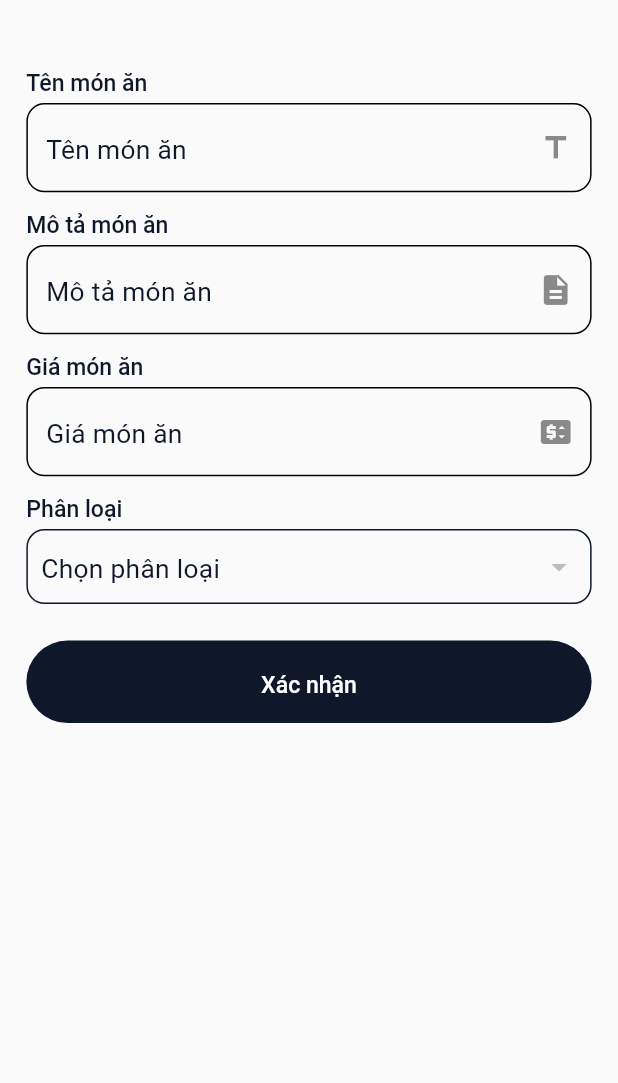
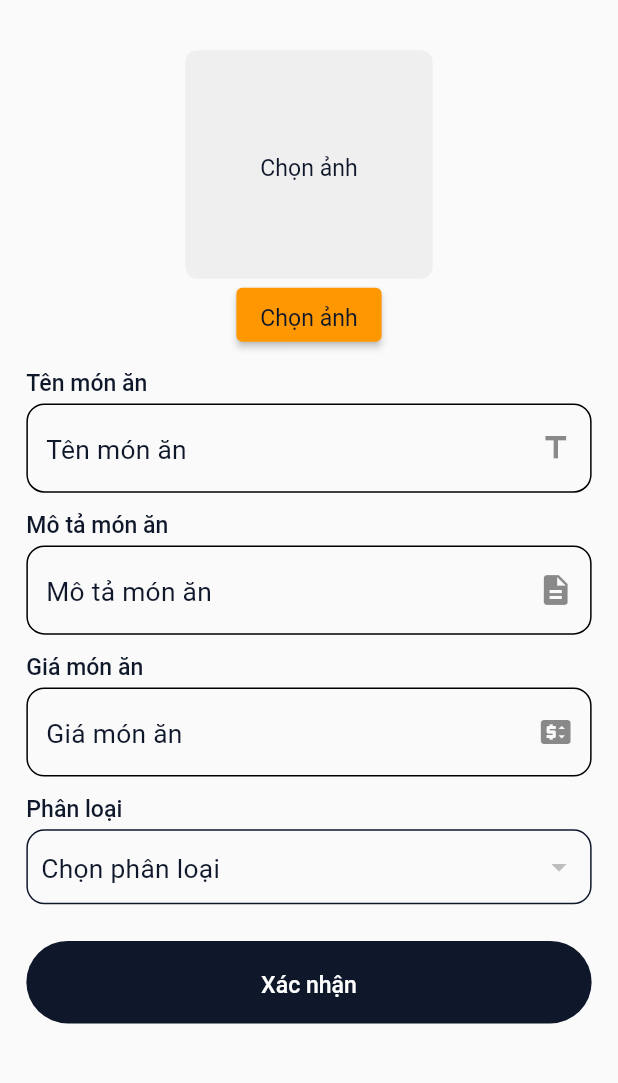
Before and after one commit to nguyennguyen123123/food_order_app, a Flutter app: the AddFoodView screen opened by its route, after a tap on "Xác nhận", on a phone screen of 412 x 824 dp, the part 58-1141 px from its top. Run offline on Flutter 3.47's test engine with Material 2 defaults, Android fonts, the phone set to English and light mode, and no system bars; our stand-ins replace cached_network_image, flutter_dotenv, flutter_svg, get, image_picker, shared_preferences and 1 more; accounts and stored records are empty.

Commit message:
update images add food

```diff
--- a/lib/resourese/food/ifood_repository.dart
+++ b/lib/resourese/food/ifood_repository.dart
@@ -1,8 +1,11 @@
+import 'dart:io';
+
 import 'package:food_delivery_app/models/food_model.dart';
 import 'package:food_delivery_app/models/food_type.dart';
 import 'package:food_delivery_app/resourese/ibase_repository.dart';
 
 abstract class IFoodRepository extends IBaseRepository {
+  Future<String> updateImages(String path, File file, {String? fileName});
   Future<FoodModel?> addFood(FoodModel foodModel);
   Future<List<FoodModel>?> getFood();
   Future<FoodType?> addTypeFood(FoodType foodModel);
--- a/lib/screen/food/food_controller.dart
+++ b/lib/screen/food/food_controller.dart
@@ -1,3 +1,5 @@
+import 'dart:io';
+
 import 'package:flutter/material.dart';
 import 'package:food_delivery_app/models/food_model.dart';
 import 'package:food_delivery_app/models/food_type.dart';
@@ -5,6 +7,7 @@ import 'package:food_delivery_app/resourese/food/ifood_repository.dart';
 import 'package:food_delivery_app/resourese/service/account_service.dart';
 import 'package:food_delivery_app/widgets/reponsive/extension.dart';
 import 'package:get/get.dart';
+import 'package:image_picker/image_picker.dart';
 
 class FoodController extends GetxController {
   final IFoodRepository foodRepository;
@@ -23,6 +26,16 @@ class FoodController extends GetxController {
   var foodTypeList = <FoodType>[].obs;
 
   var selectedFoodType = Rx<FoodType?>(null);
+
+  final ValueNotifier<File?> pickedImageNotifier = ValueNotifier<File?>(null);
+  final ImagePicker imagePicker = ImagePicker();
+
+  Future<void> imageFromGallery() async {
+    final pickedFile = await imagePicker.pickImage(source: ImageSource.gallery);
+    if (pickedFile != null) {
+      pickedImageNotifier.value = File(pickedFile.path);
+    }
+  }
 
   Future<void> getListFood() async {
     final data = await foodRepository.getFood();
@@ -52,16 +65,38 @@ class FoodController extends GetxController {
   final desTypeController = TextEditingController();
 
   void onSubmit() async {
-    if (nameController.text.isEmpty || desController.text.isEmpty || priceController.text.isEmpty) return;
+    // if (pickedImageNotifier.value != null) {
+    //   final url = await foodRepository.updateImages(
+    //     pickedImageNotifier.value!.path,
+    //     pickedImageNotifier.value!,
+    //     fileName: foodId,
+    //   );
+
+    //   print(url);
+    // }
+
+    if (nameController.text.isEmpty ||
+        desController.text.isEmpty ||
+        priceController.text.isEmpty ||
+        selectedFoodType.value?.typeId == null ||
+        pickedImageNotifier.value == null) return;
 
     try {
+      final foodId = getUuid();
+
+      final url = await foodRepository.updateImages(
+        pickedImageNotifier.value!.path,
+        pickedImageNotifier.value!,
+        fileName: foodId,
+      );
+
       FoodModel foodModel = FoodModel(
-        foodId: getUuid(),
+        foodId: foodId,
         name: nameController.text,
         description: desController.text,
         price: priceController.text,
         typeId: selectedFoodType.value?.typeId,
-        image: '',
+        image: url,
         createdAt: DateTime.now().toString(),
       );
 
@@ -94,11 +129,12 @@ class FoodController extends GetxController {
 
   @override
   void onClose() {
+    super.onClose();
     nameController.dispose();
     desController.dispose();
     priceController.dispose();
     nameTypeController.dispose();
     desTypeController.dispose();
-    super.onClose();
+    pickedImageNotifier.value?.delete();
   }
 }
--- a/lib/screen/food/view/add_food_view.dart
+++ b/lib/screen/food/view/add_food_view.dart
@@ -1,3 +1,5 @@
+import 'dart:io';
+
 import 'package:flutter/material.dart';
 import 'package:food_delivery_app/main.dart';
 import 'package:food_delivery_app/models/food_type.dart';
@@ -34,7 +36,40 @@ class AddFoodView extends GetWidget<FoodController> {
             padding: padding(all: 16),
             child: Column(
               children: [
-
+                ValueListenableBuilder<File?>(
+                  valueListenable: controller.pickedImageNotifier,
+                  builder: (context, pickedImage, _) {
+                    return pickedImage != null
+                        ? ClipRRect(
+                            borderRadius: BorderRadius.circular(8),
+                            child: SizedBox(
+                              width: 150.w,
+                              height: 150.h,
+                              child: Image.file(
+                                pickedImage,
+                                width: 24.w,
+                                height: 24.h,
+                                fit: BoxFit.cover,
+                              ),
+                            ),
+                          )
+                        : Container(
+                            width: 150.w,
+                            height: 150.h,
+                            alignment: Alignment.center,
+                            padding: padding(vertical: 32, horizontal: 24),
+                            decoration: BoxDecoration(
+                              borderRadius: BorderRadius.circular(8),
+                              color: appTheme.backgroundContainer,
+                            ),
+                            child: Text('Chọn ảnh', style: StyleThemeData.regular14()),
+                          );
+                  },
+                ),
+                ElevatedButton(
+                  onPressed: controller.imageFromGallery,
+                  child: Text('Chọn ảnh', style: StyleThemeData.regular14()),
+                ),
                 SizedBox(height: 8.h),
                 EditTextFieldCustom(
                   controller: controller.nameController,
```
Also changed, not shown: lib/resourese/food/food_repository.dart (+23 -0 lines).
